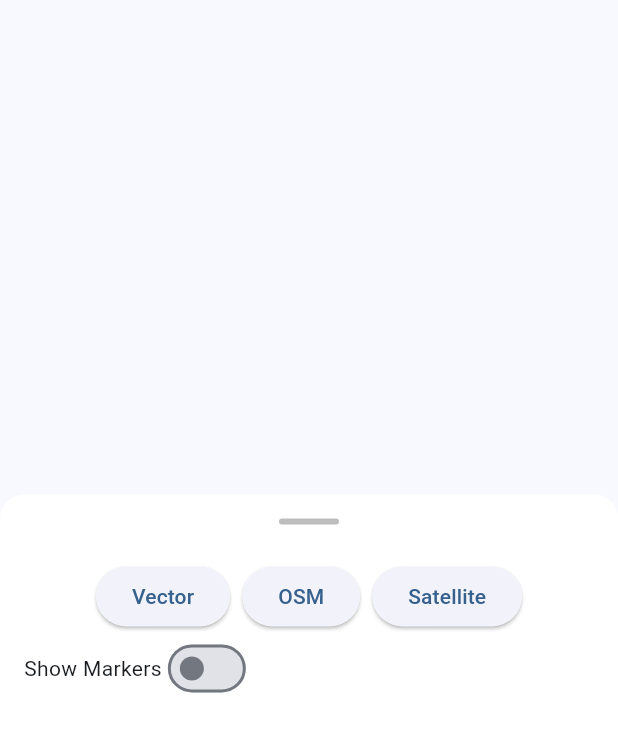
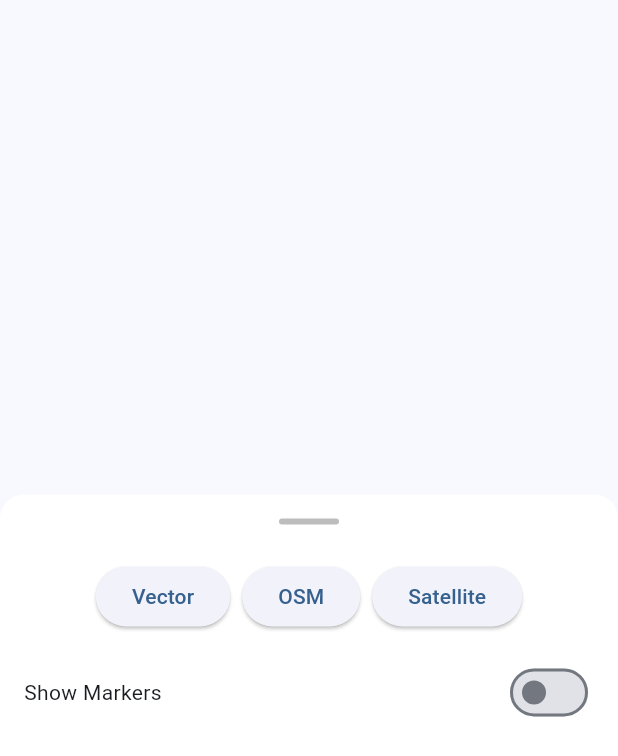
Before and after one commit to simonwehle/serpa-maps, a Flutter app: the LayerBottomSheet widget shown alone on an empty page, opened directly with empty values, on a phone screen of 412 x 824 dp. Shown: the top 756 px of the screen. Run offline on Flutter 3.47's test engine with Material 3 defaults, Android fonts, the phone set to English and light mode, and no system bars; our stand-ins replace flutter_dotenv, flutter_map, flutter_riverpod, geolocator, image_picker, latlong2 and 1 more; missing offline and left inert: app_settings, exif, flutter_map_compass, flutter_map_location_marker, vector_map_tiles.

Commit message:
fix(fe): switch styling

```diff
--- a/frontend/lib/widgets/sheets/layer_bottom_sheet.dart
+++ b/frontend/lib/widgets/sheets/layer_bottom_sheet.dart
@@ -71,7 +71,9 @@ class LayerBottomSheet extends ConsumerWidget {
                 ),
               ],
             ),
+            const SizedBox(height: 16),
             Row(
+              mainAxisAlignment: MainAxisAlignment.spaceBetween,
               children: [
                 Text('Show Markers'),
                 Switch(value: showPlaceMarkers, onChanged: togglePlaceMarkers),
@@ -79,6 +81,7 @@ class LayerBottomSheet extends ConsumerWidget {
             ),
             if (ref.read(pmtilesProvider) != '')
               Row(
+                mainAxisAlignment: MainAxisAlignment.spaceBetween,
                 children: [
                   Text('Show PMTiles Layer'),
                   Switch(value: showPMTiles, onChanged: togglePMTilesLayer),
```
